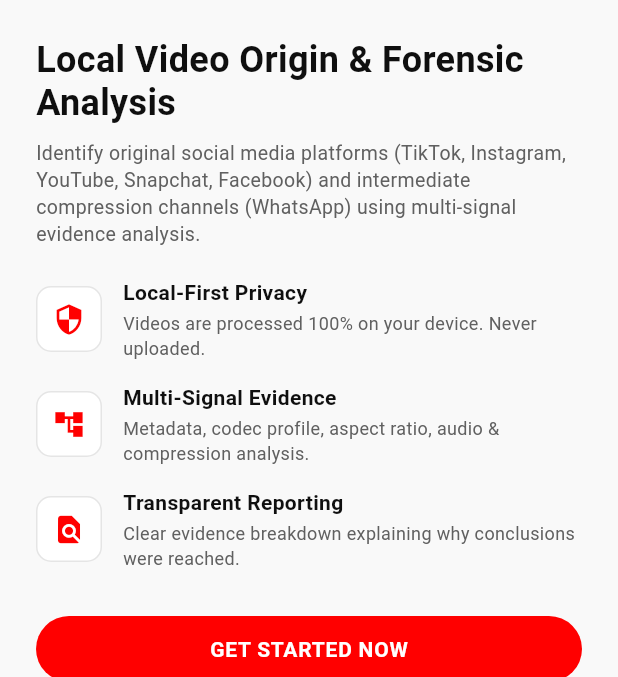
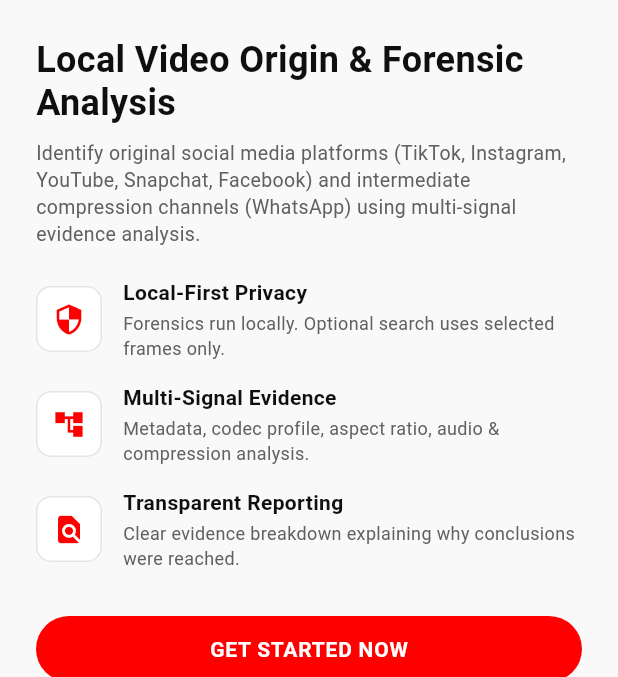
Before and after one commit to mahaddevelpoer/Video-Origin-analyzer, a Flutter app: the screen it shows after launch, on a phone screen of 412 x 824 dp, the part 104-781 px from its top. Run offline on Flutter 3.47's test engine with Material 3 defaults, Android fonts, the phone set to English and light mode, and no system bars; our stand-ins replace cloud_firestore, device_info_plus, file_picker, firebase_auth, firebase_core, flutter_riverpod and 9 more; missing offline and left inert: android_id, google_mlkit_text_recognition, purchases_flutter, video_thumbnail; accounts and stored records are empty; network calls fail.

Commit message:
Document product architecture and privacy boundaries

```diff
--- a/lib/core/config/app_config.dart
+++ b/lib/core/config/app_config.dart
@@ -16,5 +16,5 @@
       'It cannot guarantee the original source of every video, particularly when media has been edited, re-encoded, screen-recorded, or had metadata removed.';
 
   static const String privacyStatement =
-      'Your videos are analyzed locally on your device. Video files are not uploaded to any server or third-party cloud service for analysis.';
+      'Local forensic analysis runs on your device. Optional online visual search sends only selected representative frames through the search proxy; original video files are not uploaded.';
 }
--- a/lib/features/auth/presentation/welcome_screen.dart
+++ b/lib/features/auth/presentation/welcome_screen.dart
@@ -133,7 +133,7 @@
                 child: _buildFeatureRow(
                   icon: Icons.security,
                   title: 'Local-First Privacy',
-                  subtitle: 'Videos are processed 100% on your device. Never uploaded.',
+                  subtitle: 'Forensics run locally. Optional search uses selected frames only.',
                 ),
               ),
               const SizedBox(height: 14),
--- a/lib/features/home/presentation/home_screen.dart
+++ b/lib/features/home/presentation/home_screen.dart
@@ -354,7 +354,7 @@
                     SizedBox(width: 12),
                     Expanded(
                       child: Text(
-                        'Local-First Privacy: 100% on-device forensic analysis. Videos are never uploaded to any server.',
+                        'Local-first forensic analysis. Optional visual search sends only selected frames.',
                         style: TextStyle(fontSize: 12, color: AppColors.textMuted, height: 1.3),
                       ),
                     ),
```
Also changed, not shown: 1 other file.
